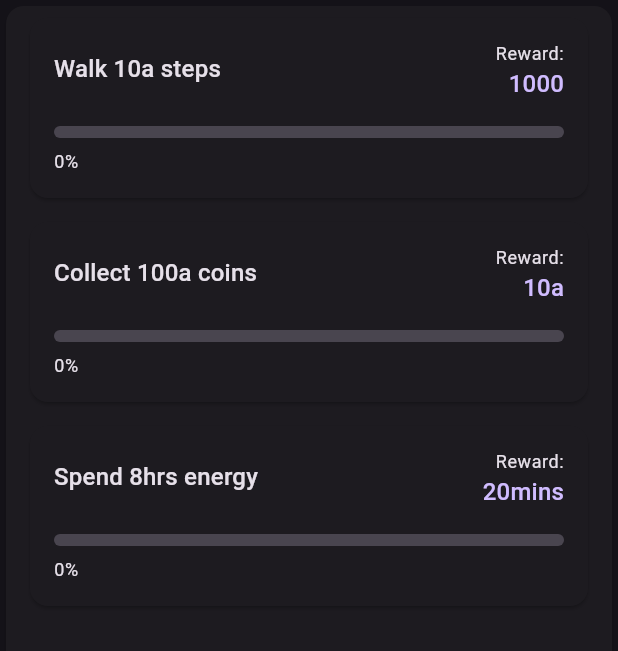
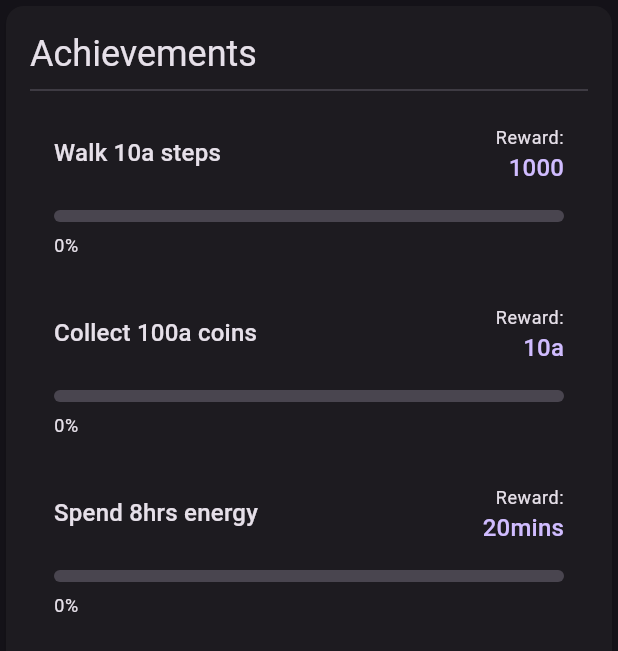
Before and after one commit to enzosv/idlefit-flutter, a Flutter app: the AchievementList widget shown alone on an empty page, opened directly, on a phone screen of 412 x 824 dp. Shown: the top 651 px of the screen. Run offline on Flutter 3.47's test engine with Material 3 defaults, Android fonts, the phone set to English and light mode, and no system bars; our stand-ins replace objectbox, shared_preferences; missing offline and left inert: flame, health; accounts and stored records are empty; generated files the repository leaves out were written again.

Commit message:
adjust achivement layout

```diff
--- a/lib/widgets/achievement_card.dart
+++ b/lib/widgets/achievement_card.dart
@@ -1,4 +1,5 @@
 import 'package:flutter/material.dart';
+import 'package:idlefit/util.dart';
 import '../models/achievement.dart';
 
 class AchievementCard extends StatelessWidget {
@@ -21,9 +22,7 @@ class AchievementCard extends StatelessWidget {
       1.0,
     );
 
-    return Card(
-      margin: const EdgeInsets.symmetric(horizontal: 16, vertical: 8),
-      child: Padding(
+    return Padding(
       padding: const EdgeInsets.all(16),
       child: Column(
         crossAxisAlignment: CrossAxisAlignment.start,
@@ -82,14 +81,10 @@ class AchievementCard extends StatelessWidget {
                   ),
                 )
               else if (progress >= achievement.requirement)
-                  ElevatedButton(
-                    onPressed: onClaim,
-                    child: const Text('Claim'),
-                  ),
+                ElevatedButton(onPressed: onClaim, child: const Text('Claim')),
             ],
           ),
         ],
-        ),
       ),
     );
   }
--- a/lib/widgets/achievement_list.dart
+++ b/lib/widgets/achievement_list.dart
@@ -97,8 +97,16 @@ class _AchievementListState extends State<AchievementList> {
   @override
   Widget build(BuildContext context) {
     return Card(
+      child: Padding(
+        padding: const EdgeInsets.all(16),
         child: Column(
+          crossAxisAlignment: CrossAxisAlignment.start,
           children: [
+            Text(
+              'Achievements',
+              style: Theme.of(context).textTheme.headlineSmall,
+            ),
+            const Divider(),
             ...achievements.map((achievement) {
               final currentProgress = progress[achievement.action] ?? 0;
               final bool isCompleted = achievement.dateClaimed != null;
@@ -113,6 +121,7 @@ class _AchievementListState extends State<AchievementList> {
             }),
           ],
         ),
+      ),
     );
   }
 }
```
Lines whose indentation alone changed are shown as unchanged.
